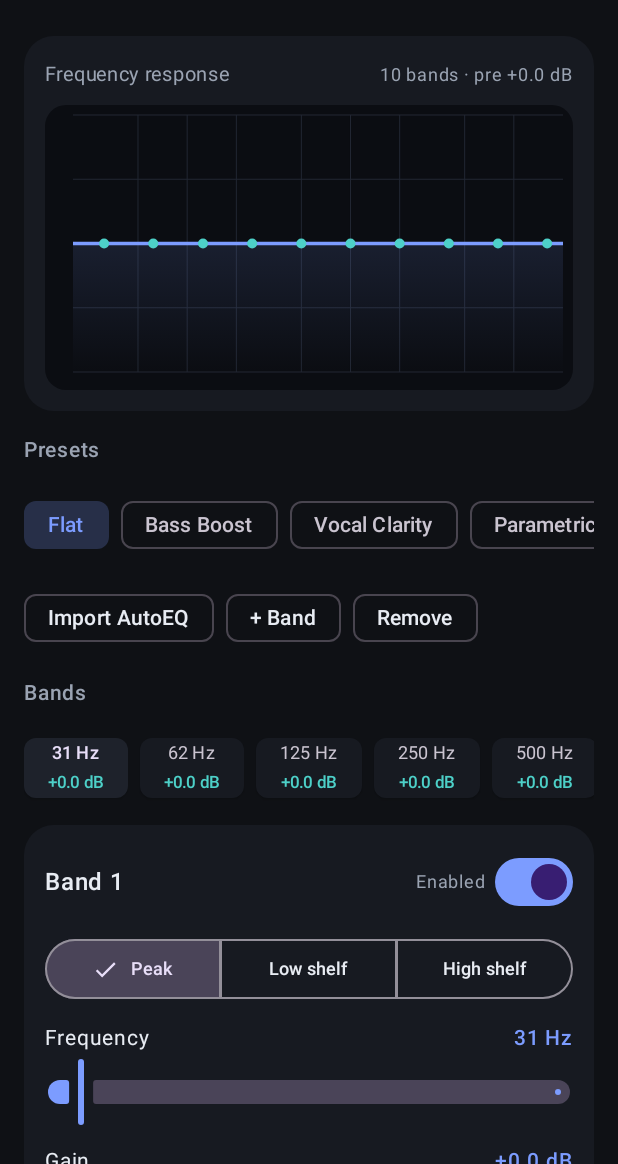
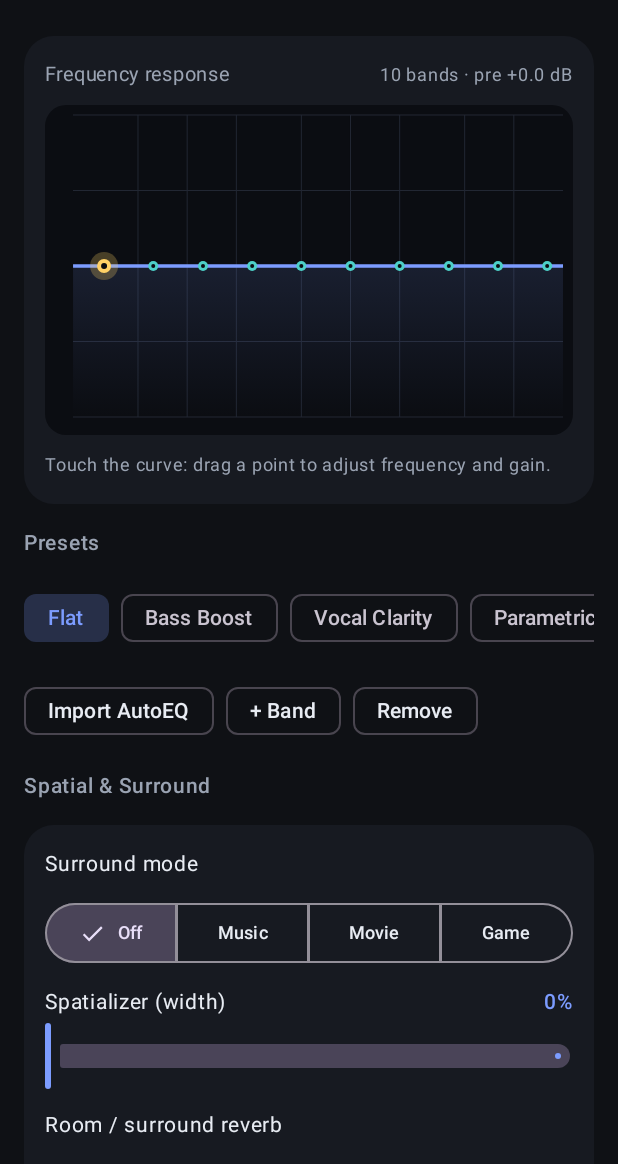
Before and after one commit to piehelmet/OpenEQ, an Android app built with Jetpack Compose: the screen it shows after launch (MainActivity), on a phone screen of 412 x 824 dp, the part 72-1236 px from its top. Run offline under Robolectric (Android 15) with nearby library versions, the phone set to English and light mode, and no system bars.

Commit message:
Add spatial/surround effects and touch-adjustable EQ bands

```diff
--- a/app/build.gradle.kts
+++ b/app/build.gradle.kts
@@ -12,8 +12,8 @@ android {
         applicationId = "com.openeq.app"
         minSdk = 28
         targetSdk = 35
-        versionCode = 2
-        versionName = "0.1.1"
+        versionCode = 3
+        versionName = "0.1.2"
 
         testInstrumentationRunner = "androidx.test.runner.AndroidJUnitRunner"
     }
--- a/app/src/main/java/com/openeq/app/MainActivity.kt
+++ b/app/src/main/java/com/openeq/app/MainActivity.kt
@@ -6,13 +6,13 @@ import androidx.activity.compose.setContent
 import androidx.activity.enableEdgeToEdge
 import androidx.compose.foundation.Canvas
 import androidx.compose.foundation.background
+import androidx.compose.foundation.gestures.detectDragGestures
+import androidx.compose.foundation.gestures.detectTapGestures
 import androidx.compose.foundation.horizontalScroll
 import androidx.compose.foundation.layout.*
 import androidx.compose.foundation.rememberScrollState
-import androidx.compose.foundation.shape.CircleShape
 import androidx.compose.foundation.shape.RoundedCornerShape
 import androidx.compose.foundation.verticalScroll
-import androidx.compose.foundation.rememberScrollState as rememberHScrollState
 import androidx.compose.material3.*
 import androidx.compose.runtime.*
 import androidx.compose.ui.Alignment
@@ -24,8 +24,10 @@ import androidx.compose.ui.graphics.Color
 import androidx.compose.ui.graphics.Path
 import androidx.compose.ui.graphics.drawscope.Fill
 import androidx.compose.ui.graphics.drawscope.Stroke
+import androidx.compose.ui.input.pointer.pointerInput
 import androidx.compose.ui.text.font.FontWeight
 import androidx.compose.ui.text.style.TextOverflow
+import androidx.compose.ui.unit.IntSize
 import androidx.compose.ui.unit.dp
 import androidx.compose.ui.unit.sp
 import com.openeq.app.audio.*
@@ -129,7 +131,16 @@ fun EqScreen(engine: EqEngine) {
                         Text("Frequency response", color = OnDim, fontSize = 13.sp)
                         Text("${preset.bands.size} bands · pre ${fmtDb(preset.preampDb)} dB", color = OnDim, fontSize = 12.sp)
                     }
-                    EqCurve(preset = preset, enabled = enabled, modifier = Modifier.fillMaxWidth().height(190.dp))
+                    EqCurve(
+                        preset = preset, enabled = enabled, selectedIndex = selectedBand,
+                        onSelect = { selectedBand = it },
+                        onBandChange = { i, f, g ->
+                            val b = preset.bands.toMutableList()
+                            if (i in b.indices) { b[i] = b[i].copy(frequencyHz = f, gainDb = g); apply(preset.copy(bands = b)) }
+                        },
+                        modifier = Modifier.fillMaxWidth().height(220.dp)
+                    )
+                    Text("Touch the curve: drag a point to adjust frequency and gain.", color = OnDim, fontSize = 12.sp)
                 }
             }
 
@@ -153,6 +164,31 @@ fun EqScreen(engine: EqEngine) {
                 AssistChip(onClick = {
                     if (preset.bands.size > 1) { val b = preset.bands.toMutableList(); b.removeAt(selectedBand.coerceIn(b.indices)); apply(preset.copy(id = "custom-${System.currentTimeMillis()}", bands = b)) }
                 }, label = { Text("Remove") })
+            }
+
+            SectionHeader("Spatial & Surround")
+            Card(colors = CardDefaults.cardColors(containerColor = Surface1), shape = RoundedCornerShape(20.dp)) {
+                Column(Modifier.padding(14.dp), verticalArrangement = Arrangement.spacedBy(10.dp)) {
+                    Text("Surround mode", fontSize = 14.sp)
+                    SingleChoiceSegmentedButtonRow(Modifier.fillMaxWidth()) {
+                        val modes = listOf(SurroundMode.OFF to "Off", SurroundMode.MUSIC to "Music", SurroundMode.MOVIE to "Movie", SurroundMode.GAME to "Game")
+                        modes.forEachIndexed { mi, (m, label) ->
+                            SegmentedButton(selected = preset.surroundMode == m, onClick = { apply(preset.copy(surroundMode = m)) },
+                                shape = SegmentedButtonDefaults.itemShape(mi, modes.size), label = { Text(label, fontSize = 12.sp) })
+                        }
+                    }
+                    LabeledSlider("Spatializer (width)", "${(preset.virtualizerStrength / 10)}%", preset.virtualizerStrength.toFloat(), 0f..1000f) {
+                        apply(preset.copy(virtualizerStrength = it.roundToInt()))
+                    }
+                    val reverbLabels = listOf(0 to "Off", 1 to "Small room", 2 to "Medium room", 3 to "Large room", 4 to "Medium hall", 5 to "Large hall", 6 to "Plate")
+                    Text("Room / surround reverb", fontSize = 14.sp)
+                    Row(Modifier.horizontalScroll(rememberScrollState()), horizontalArrangement = Arrangement.spacedBy(8.dp)) {
+                        reverbLabels.forEach { (id, label) ->
+                            FilterChip(selected = preset.reverbPreset.toInt() == id, onClick = { apply(preset.copy(reverbPreset = id.toShort())) }, label = { Text(label) })
+                        }
+                    }
+                    Text("Uses Android Virtualizer & PresetReverb on the audio session; effect depends on device and output (best on headphones).", color = OnDim, fontSize = 12.sp)
+                }
             }
 
             SectionHeader("Bands")
@@ -196,7 +232,7 @@ fun EqScreen(engine: EqEngine) {
                         }
                         LabeledSlider("Gain", "${fmtDb(band.gainDb)} dB", band.gainDb, -12f..12f) { v -> updateBand { it.copy(gainDb = v) } }
                         LabeledSlider("Q (width)", String.format("%.2f", band.q), band.q, 0.3f..10f) { v -> updateBand { it.copy(q = v) } }
-                        Text("Q & filter shape are visualized and stored for AutoEQ compatibility/future DSP; current engine applies frequency and gain.", color = OnDim, fontSize = 12.sp)
+                        Text("Q & filter shape are visualized and stored for AutoEQ/future DSP; current engine applies frequency and gain.", color = OnDim, fontSize = 12.sp)
                     }
                 }
             }
@@ -227,19 +263,77 @@ private fun LabeledSlider(label: String, value: String, v: Float, range: ClosedF
 private fun fmtDb(v: Float): String = (if (v >= 0) "+" else "") + String.format("%.1f", v)
 private fun formatFreq(hz: Float): String = if (hz >= 1000f) String.format("%.1f kHz", hz / 1000f) else "${hz.roundToInt()} Hz"
 
+private data class CurveGeom(val w: Float, val h: Float) {
+    val padL = 28f; val padB = 18f; val padT = 10f; val padR = 10f
+    val gw = (w - padL - padR).coerceAtLeast(1f); val gh = (h - padT - padB).coerceAtLeast(1f)
+    val minF = 20f; val maxF = 20000f; val dbRange = 12f
+    fun xFor(f: Float): Float = padL + ((ln((f / minF).coerceAtLeast(1.001f)) / ln(maxF / minF)) * gw).toFloat()
+    fun yFor(db: Float): Float = padT + (gh / 2f) - (db / dbRange) * (gh / 2f)
+    fun fForX(x: Float): Float = (minF * (maxF / minF).pow(((x - padL) / gw).coerceIn(0f, 1f).toDouble())).toFloat().coerceIn(minF, maxF)
+    fun dbForY(y: Float): Float = (((gh / 2f) - (y - padT)) / (gh / 2f) * dbRange).coerceIn(-12f, 12f)
+}
+
 @Composable
-fun EqCurve(preset: EqPreset, enabled: Boolean, modifier: Modifier = Modifier) {
-    Canvas(modifier = modifier.clip(RoundedCornerShape(14.dp)).background(Color(0xFF0B0D12))) {
-        val w = size.width; val h = size.height
-        val padL = 28f; val padB = 18f; val padT = 10f; val padR = 10f
-        val gw = w - padL - padR; val gh = h - padT - padB
-        val minF = 20f; val maxF = 20000f; val dbRange = 12f
-        fun xFor(f: Float): Float = padL + ((ln(f / minF) / ln(maxF / minF)) * gw).toFloat()
-        fun yFor(db: Float): Float = padT + (gh / 2f) - (db / dbRange) * (gh / 2f)
+fun EqCurve(
+    preset: EqPreset, enabled: Boolean, selectedIndex: Int,
+    onSelect: (Int) -> Unit, onBandChange: (Int, Float, Float) -> Unit,
+    modifier: Modifier = Modifier
+) {
+    var size by remember { mutableStateOf(IntSize.Zero) }
+    var dragIndex by remember { mutableIntStateOf(-1) }
+
+    fun nearestBand(pos: Offset, g: CurveGeom): Int {
+        if (preset.bands.isEmpty()) return -1
+        var best = -1; var bestD = Float.MAX_VALUE
+        preset.bands.forEachIndexed { i, b ->
+            val x = g.xFor(b.frequencyHz.coerceIn(g.minF, g.maxF))
+            val y = g.yFor((preset.preampDb + b.gainDb).coerceIn(-12f, 12f))
+            val dx = pos.x - x; val dy = pos.y - y
+            val d = dx * dx + dy * dy
+            if (d < bestD) { bestD = d; best = i }
+        }
+        return if (bestD < 90f * 90f) best else -1
+    }
+
+    Canvas(
+        modifier = modifier
+            .clip(RoundedCornerShape(14.dp))
+            .background(Color(0xFF0B0D12))
+            .pointerInput(preset.bands, selectedIndex) {
+                detectTapGestures { pos ->
+                    val g = CurveGeom(size.width.toFloat(), size.height.toFloat())
+                    val idx = nearestBand(pos, g)
+                    if (idx >= 0) onSelect(idx)
+                }
+            }
+            .pointerInput(preset.bands) {
+                detectDragGestures(
+                    onDragStart = { pos ->
+                        val g = CurveGeom(size.width.toFloat(), size.height.toFloat())
+                        val idx = nearestBand(pos, g)
+                        dragIndex = idx
+                        if (idx >= 0) onSelect(idx)
+                    },
+                    onDragEnd = { dragIndex = -1 },
+                    onDragCancel = { dragIndex = -1 },
+                    onDrag = { change, _ ->
+                        val idx = dragIndex
+                        if (idx in preset.bands.indices) {
+                            val g = CurveGeom(size.width.toFloat(), size.height.toFloat())
+                            val f = g.fForX(change.position.x)
+                            val db = g.dbForY(change.position.y)
+                            onBandChange(idx, f, db)
+                        }
+                    }
+                )
+            }
+    ) {
+        size = IntSize(this.size.width.toInt(), this.size.height.toInt())
+        val g = CurveGeom(this.size.width, this.size.height)
         val grid = Color(0xFF222733)
-        for (db in listOf(-12f, -6f, 0f, 6f, 12f)) drawLine(grid, Offset(padL, yFor(db)), Offset(padL + gw, yFor(db)), 1f)
-        for (f in listOf(50f, 100f, 200f, 500f, 1000f, 2000f, 5000f, 10000f)) drawLine(grid, Offset(xFor(f), padT), Offset(xFor(f), padT + gh), 1f)
-        drawLine(Color(0xFF3A4252), Offset(padL, yFor(0f)), Offset(padL + gw, yFor(0f)), 2f)
+        for (db in listOf(-12f, -6f, 0f, 6f, 12f)) drawLine(grid, Offset(g.padL, g.yFor(db)), Offset(g.padL + g.gw, g.yFor(db)), 1f)
+        for (f in listOf(50f, 100f, 200f, 500f, 1000f, 2000f, 5000f, 10000f)) drawLine(grid, Offset(g.xFor(f), g.padT), Offset(g.xFor(f), g.padT + g.gh), 1f)
+        drawLine(Color(0xFF3A4252), Offset(g.padL, g.yFor(0f)), Offset(g.padL + g.gw, g.yFor(0f)), 2f)
 
         val path = Path(); val fill = Path()
         val steps = 260
@@ -248,22 +342,27 @@ fun EqCurve(preset: EqPreset, enabled: Boolean, modifier: Modifier = Modifier) {
             preset.bands.forEach { b -> if (b.enabled) db += bandResponseDb(f, b) }
             return db
         }
-        val y0 = yFor(responseAt(minF).coerceIn(-18f, 18f))
-        path.moveTo(xFor(minF), y0); fill.moveTo(xFor(minF), padT + gh); fill.lineTo(xFor(minF), y0)
+        val y0 = g.yFor(responseAt(g.minF).coerceIn(-18f, 18f))
+        path.moveTo(g.xFor(g.minF), y0); fill.moveTo(g.xFor(g.minF), g.padT + g.gh); fill.lineTo(g.xFor(g.minF), y0)
         for (i in 1..steps) {
             val t = i / steps.toFloat()
-            val f = minF * (maxF / minF).pow(t)
-            val x = xFor(f); val y = yFor(responseAt(f).coerceIn(-18f, 18f))
+            val f = g.minF * (g.maxF / g.minF).pow(t)
+            val x = g.xFor(f); val y = g.yFor(responseAt(f).coerceIn(-18f, 18f))
             path.lineTo(x, y); fill.lineTo(x, y)
         }
-        fill.lineTo(xFor(maxF), padT + gh); fill.close()
+        fill.lineTo(g.xFor(g.maxF), g.padT + g.gh); fill.close()
         val lineC = if (enabled) Accent else Color(0xFF556070)
-        drawPath(fill, Brush.verticalGradient(listOf(lineC.copy(alpha = 0.25f), Color.Transparent), startY = padT, endY = padT + gh), style = Fill)
+        drawPath(fill, Brush.verticalGradient(listOf(lineC.copy(alpha = 0.25f), Color.Transparent), startY = g.padT, endY = g.padT + g.gh), style = Fill)
         drawPath(path, lineC, style = Stroke(width = 3.5f))
         // band markers
-        preset.bands.forEach { b ->
-            val x = xFor(b.frequencyHz.coerceIn(minF, maxF)); val y = yFor((preset.preampDb + b.gainDb).coerceIn(-12f, 12f))
-            drawCircle(if (b.enabled) Accent2 else Color(0xFF555D6B), radius = 5f, center = Offset(x, y))
+        preset.bands.forEachIndexed { i, b ->
+            val x = g.xFor(b.frequencyHz.coerceIn(g.minF, g.maxF))
+            val y = g.yFor((preset.preampDb + b.gainDb).coerceIn(-12f, 12f))
+            val sel = i == selectedIndex
+            val c = if (!b.enabled) Color(0xFF555D6B) else if (sel) Color(0xFFFFD166) else Accent2
+            if (sel) drawCircle(c.copy(alpha = 0.25f), radius = 14f, center = Offset(x, y))
+            drawCircle(c, radius = if (sel) 7f else 5f, center = Offset(x, y))
+            drawCircle(Color(0xFF0B0D12), radius = if (sel) 3f else 2f, center = Offset(x, y))
         }
     }
 }
--- a/app/src/main/java/com/openeq/app/audio/EqEngine.kt
+++ b/app/src/main/java/com/openeq/app/audio/EqEngine.kt
@@ -1,18 +1,23 @@
 package com.openeq.app.audio
 
 import android.media.audiofx.DynamicsProcessing
+import android.media.audiofx.PresetReverb
+import android.media.audiofx.Virtualizer
 import android.util.Log
 import kotlin.math.max
 import kotlin.math.min
+import kotlin.math.roundToInt
 
 /**
- * Audio effect engine built on DynamicsProcessing.
+ * Audio effect engine: DynamicsProcessing (EQ/limiter) + Virtualizer + PresetReverb.
  * Note: DynamicsProcessing exposes cutoff frequency and gain per band but not biquad Q/filter type.
- * We store full parametric data (freq/gain/Q/type) for UI, curve, and future/custom DSP engines,
- * and map available parameters into the active effect.
+ * Virtualizer provides headphone spatialization; PresetReverb adds room/surround ambience.
+ * Availability and results depend on device/ROM and the audio session.
  */
 class EqEngine {
     private var dp: DynamicsProcessing? = null
+    private var virtualizer: Virtualizer? = null
+    private var reverb: PresetReverb? = null
     private var sessionId: Int = 0
     private var activeBandCount: Int = -1
     var enabled: Boolean = true
@@ -29,6 +34,7 @@ class EqEngine {
     fun setEnabled(on: Boolean) {
         enabled = on
         dp?.enabled = on
+        applySpatial(preset)
     }
 
     fun applyPreset(newPreset: EqPreset) {
@@ -37,6 +43,7 @@ class EqEngine {
             rebuild(newPreset)
         } else {
             applyToCurrent(newPreset)
+            applySpatial(newPreset)
         }
     }
 
@@ -57,12 +64,15 @@ class EqEngine {
             ).build()
             dp = DynamicsProcessing(0, sessionId, config).apply { this.enabled = this@EqEngine.enabled }
             activeBandCount = count
-            applyToCurrent(p)
         } catch (t: Throwable) {
             Log.e("EqEngine", "Failed to create DynamicsProcessing", t)
             dp = null
             activeBandCount = -1
         }
+        try { virtualizer = Virtualizer(0, sessionId) } catch (t: Throwable) { Log.w("EqEngine", "Virtualizer unavailable", t); virtualizer = null }
+        try { reverb = PresetReverb(0, sessionId) } catch (t: Throwable) { Log.w("EqEngine", "PresetReverb unavailable", t); reverb = null }
+        applyToCurrent(p)
+        applySpatial(p)
     }
 
     private fun applyToCurrent(p: EqPreset) {
@@ -97,6 +107,33 @@ class EqEngine {
         }
     }
 
+    private fun applySpatial(p: EqPreset) {
+        val modeBoost = when (p.surroundMode) {
+            SurroundMode.OFF -> 0
+            SurroundMode.MUSIC -> 150
+            SurroundMode.MOVIE -> 250
+            SurroundMode.GAME -> 300
+        }
+        val vStrength = (p.virtualizerStrength + if (p.surroundMode != SurroundMode.OFF) modeBoost else 0)
+            .coerceIn(0, 1000)
+        try {
+            virtualizer?.let { v ->
+                val on = enabled && vStrength > 0 && v.strengthSupported
+                v.setStrength(vStrength.toShort())
+                v.enabled = on
+            }
+        } catch (t: Throwable) { Log.w("EqEngine", "Virtualizer apply failed", t) }
+
+        try {
+            reverb?.let { r ->
+                val presetId = p.reverbPreset
+                val on = enabled && presetId.toInt() != 0
+                if (presetId.toInt() != 0) r.preset = presetId
+                r.enabled = on
+            }
+        } catch (t: Throwable) { Log.w("EqEngine", "Reverb apply failed", t) }
+    }
+
     fun updateBand(index: Int, gainDb: Float) {
         if (index !in preset.bands.indices) return
         val bands = preset.bands.toMutableList()
@@ -111,7 +148,9 @@ class EqEngine {
 
     private fun releaseFx() {
         try { dp?.release() } catch (_: Throwable) {}
-        dp = null
+        try { virtualizer?.release() } catch (_: Throwable) {}
+        try { reverb?.release() } catch (_: Throwable) {}
+        dp = null; virtualizer = null; reverb = null
     }
 
     private fun clamp(v: Float, lo: Float, hi: Float): Float = max(lo, min(hi, v))
--- a/app/src/main/java/com/openeq/app/audio/EqModels.kt
+++ b/app/src/main/java/com/openeq/app/audio/EqModels.kt
@@ -10,14 +10,17 @@ data class EqBand(
     val enabled: Boolean = true,
 )
 
+enum class SurroundMode { OFF, MUSIC, MOVIE, GAME }
+
 data class EqPreset(
     val id: String,
     val name: String,
     val preampDb: Float = 0f,
     val bands: List<EqBand>,
     val bassBoostDb: Float = 0f,
-    val virtualizerDb: Float = 0f,
-    val loudnessDb: Float = 0f,
+    val virtualizerStrength: Int = 0, // 0..1000 (Android Virtualizer)
+    val surroundMode: SurroundMode = SurroundMode.OFF,
+    val reverbPreset: Short = 0, // PresetReverb preset id, 0 = none
     val limiterEnabled: Boolean = true,
 )
 
@@ -42,7 +45,6 @@ object DefaultPresets {
                 else -> it
             }
         },
-        bassBoostDb = 3f,
     )
 
     val vocal = flat10.copy(
@@ -74,5 +76,22 @@ object DefaultPresets {
         )
     )
 
-    val all = listOf(flat10, bass, vocal, parametricStarter)
+    val spatial = EqPreset(
+        id = "spatial",
+        name = "Spatial / Surround",
+        preampDb = -1f,
+        bands = flat10.bands.map {
+            when (it.frequencyHz) {
+                62f -> it.copy(gainDb = 1.5f)
+                8000f -> it.copy(gainDb = 1.0f)
+                16000f -> it.copy(gainDb = 1.5f)
+                else -> it
+            }
+        },
+        virtualizerStrength = 700,
+        surroundMode = SurroundMode.MOVIE,
+        reverbPreset = 4, // PRESET_LARGEHALL
+    )
+
+    val all = listOf(flat10, bass, vocal, parametricStarter, spatial)
 }
```
Also changed, not shown: 1 other file.
